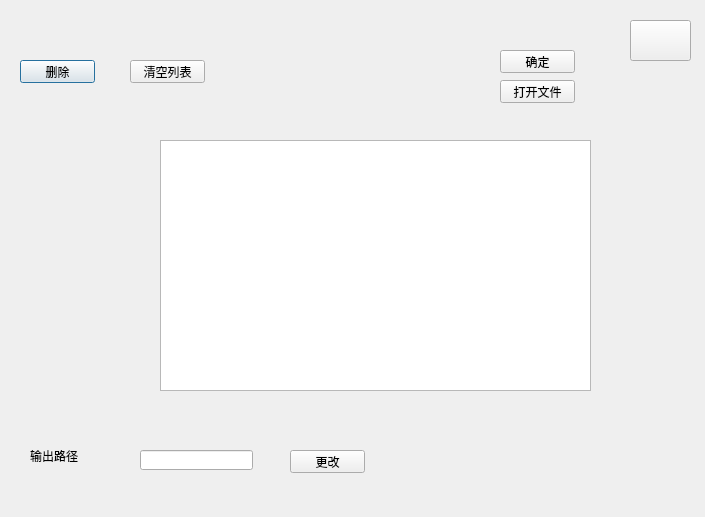
Before: the Qt Designer form 3DPoseEstimation/vffile.ui in KIE9542c/3D-Motion-Tracking-and-Output, drawn with Qt 5.
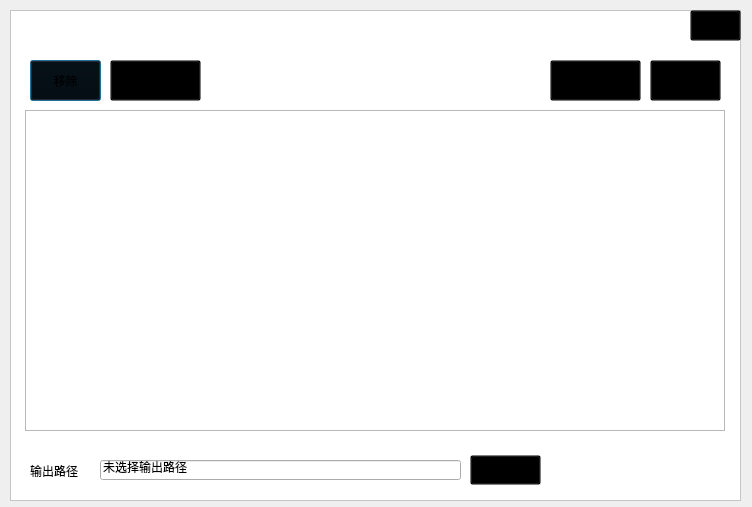
After: the same form once the commit is applied. Icons and pictures are not drawn.

Diff of the .ui file:
```diff
--- a/3DPoseEstimation/vffile.ui
+++ b/3DPoseEstimation/vffile.ui
@@ -6,128 +6,279 @@
    <rect>
     <x>0</x>
     <y>0</y>
-    <width>705</width>
-    <height>517</height>
+    <width>752</width>
+    <height>507</height>
    </rect>
   </property>
   <property name="windowTitle">
    <string>Dialog</string>
   </property>
+  <widget class="QTableView" name="tableView">
+   <property name="geometry">
+    <rect>
+     <x>25</x>
+     <y>110</y>
+     <width>700</width>
+     <height>321</height>
+    </rect>
+   </property>
+   <property name="styleSheet">
+    <string notr="true">QHeaderView::section {background-color:white; border:1px solid gray;}</string>
+   </property>
+  </widget>
+  <widget class="QFrame" name="frame">
+   <property name="geometry">
+    <rect>
+     <x>10</x>
+     <y>10</y>
+     <width>731</width>
+     <height>491</height>
+    </rect>
+   </property>
+   <property name="styleSheet">
+    <string notr="true">#frame{background-color: rgb(255, 255, 255);}</string>
+   </property>
+   <property name="frameShape">
+    <enum>QFrame::StyledPanel</enum>
+   </property>
+   <property name="frameShadow">
+    <enum>QFrame::Raised</enum>
+   </property>
   <widget class="QPushButton" name="pushButton_del">
    <property name="geometry">
     <rect>
      <x>20</x>
-     <y>60</y>
-     <width>75</width>
-     <height>23</height>
-    </rect>
-   </property>
-   <property name="text">
-    <string>删除</string>
-   </property>
-  </widget>
-  <widget class="QPushButton" name="pushButton_openfile">
-   <property name="geometry">
-    <rect>
-     <x>500</x>
-     <y>80</y>
-     <width>75</width>
-     <height>23</height>
-    </rect>
-   </property>
-   <property name="text">
-    <string>打开文件</string>
-   </property>
-  </widget>
-  <widget class="QLabel" name="label">
-   <property name="geometry">
-    <rect>
-     <x>30</x>
-     <y>450</y>
-     <width>54</width>
-     <height>12</height>
-    </rect>
-   </property>
-   <property name="text">
-    <string>输出路径</string>
-   </property>
-  </widget>
-  <widget class="QPushButton" name="pushButton_conf">
-   <property name="geometry">
-    <rect>
-     <x>500</x>
      <y>50</y>
-     <width>75</width>
-     <height>23</height>
-    </rect>
-   </property>
+      <width>71</width>
+      <height>41</height>
+     </rect>
+    </property>
+    <property name="font">
+     <font>
+      <family>Microsoft YaHei UI</family>
+      <weight>50</weight>
+      <bold>false</bold>
+     </font>
+    </property>
+    <property name="styleSheet">
+     <string notr="true">#pushButton_del{background-color:transparent;}
+#pushButton_del:hover{border-image:url(:/new/prefix2/grey.png);}
+</string>
+    </property>
    <property name="text">
-    <string>确定</string>
+     <string>移除</string>
+    </property>
+    <property name="icon">
+     <iconset resource="background.qrc">
+      <normaloff>:/new/prefix2/del.png</normaloff>:/new/prefix2/del.png</iconset>
+    </property>
+    <property name="iconSize">
+     <size>
+      <width>30</width>
+      <height>30</height>
+     </size>
    </property>
   </widget>
   <widget class="QPushButton" name="pushButton_delAll">
    <property name="geometry">
     <rect>
-     <x>130</x>
-     <y>60</y>
-     <width>75</width>
-     <height>23</height>
-    </rect>
-   </property>
+      <x>100</x>
+      <y>50</y>
+      <width>91</width>
+      <height>41</height>
+     </rect>
+    </property>
+    <property name="font">
+     <font>
+      <family>Microsoft YaHei UI</family>
+     </font>
+    </property>
+    <property name="styleSheet">
+     <string notr="true">#pushButton_delAll{background-color:transparent;}
+#pushButton_delAll:hover{
+border-image: url(:/new/prefix2/grey.png)}</string>
+    </property>
    <property name="text">
     <string>清空列表</string>
    </property>
-  </widget>
-  <widget class="QTableView" name="tableView">
+    <property name="icon">
+     <iconset resource="background.qrc">
+      <normaloff>:/new/prefix2/delAll.png</normaloff>:/new/prefix2/delAll.png</iconset>
+    </property>
+    <property name="iconSize">
+     <size>
+      <width>30</width>
+      <height>30</height>
+     </size>
+    </property>
+   </widget>
+   <widget class="QLabel" name="label">
    <property name="geometry">
     <rect>
-     <x>160</x>
-     <y>140</y>
-     <width>431</width>
-     <height>251</height>
-    </rect>
-   </property>
+      <x>20</x>
+      <y>450</y>
+      <width>71</width>
+      <height>21</height>
+     </rect>
+    </property>
+    <property name="font">
+     <font>
+      <family>Microsoft YaHei UI</family>
+     </font>
+    </property>
+    <property name="text">
+     <string>输出路径</string>
+    </property>
   </widget>
   <widget class="QLineEdit" name="lineEdit">
    <property name="geometry">
     <rect>
-     <x>140</x>
+      <x>90</x>
      <y>450</y>
-     <width>113</width>
+      <width>361</width>
      <height>20</height>
     </rect>
    </property>
+    <property name="font">
+     <font>
+      <family>Microsoft YaHei UI</family>
+     </font>
+    </property>
+    <property name="text">
+     <string>未选择输出路径</string>
+    </property>
   </widget>
   <widget class="QPushButton" name="pushButton_change">
    <property name="geometry">
     <rect>
-     <x>290</x>
-     <y>450</y>
-     <width>75</width>
-     <height>23</height>
-    </rect>
-   </property>
+      <x>460</x>
+      <y>445</y>
+      <width>71</width>
+      <height>30</height>
+     </rect>
+    </property>
+    <property name="font">
+     <font>
+      <family>Microsoft YaHei UI</family>
+     </font>
+    </property>
+    <property name="styleSheet">
+     <string notr="true">#pushButton_change{background-color:transparent;}
+#pushButton_change:hover{
+border-image: url(:/new/prefix2/grey.png)}</string>
+    </property>
    <property name="text">
     <string>更改</string>
    </property>
+    <property name="icon">
+     <iconset resource="background.qrc">
+      <normaloff>:/new/prefix2/openfile.png</normaloff>:/new/prefix2/openfile.png</iconset>
+    </property>
+    <property name="iconSize">
+     <size>
+      <width>20</width>
+      <height>20</height>
+     </size>
+    </property>
+   </widget>
+   <widget class="QPushButton" name="pushButton_conf">
+    <property name="geometry">
+     <rect>
+      <x>640</x>
+      <y>50</y>
+      <width>71</width>
+      <height>41</height>
+     </rect>
+    </property>
+    <property name="font">
+     <font>
+      <family>Microsoft YaHei UI</family>
+     </font>
+    </property>
+    <property name="styleSheet">
+     <string notr="true">#pushButton_conf{background-color:transparent;}
+#pushButton_conf:hover{
+border-image: url(:/new/prefix2/grey.png)}</string>
+    </property>
+    <property name="text">
+     <string>确定</string>
+    </property>
+    <property name="icon">
+     <iconset resource="background.qrc">
+      <normaloff>:/new/prefix2/conf.png</normaloff>:/new/prefix2/conf.png</iconset>
+    </property>
+    <property name="iconSize">
+     <size>
+      <width>30</width>
+      <height>30</height>
+     </size>
+    </property>
   </widget>
   <widget class="QPushButton" name="pushButton_close">
    <property name="geometry">
     <rect>
-     <x>630</x>
-     <y>20</y>
-     <width>61</width>
-     <height>41</height>
-    </rect>
-   </property>
+      <x>680</x>
+      <y>0</y>
+      <width>51</width>
+      <height>31</height>
+     </rect>
+    </property>
+    <property name="styleSheet">
+     <string notr="true">#pushButton_close{background-color:transparent;}
+#pushButton_close:hover{	border-image: url(:/new/prefix2/red.png);
+}
+</string>
+    </property>
    <property name="text">
     <string/>
    </property>
    <property name="icon">
     <iconset resource="background.qrc">
-     <normaloff>:/new/prefix2/Buttons/close.png</normaloff>:/new/prefix2/Buttons/close.png</iconset>
-   </property>
-  </widget>
+      <normaloff>:/new/prefix2/close_win.png</normaloff>:/new/prefix2/close_win.png</iconset>
+    </property>
+    <property name="iconSize">
+     <size>
+      <width>10</width>
+      <height>10</height>
+     </size>
+    </property>
+   </widget>
+   <widget class="QPushButton" name="pushButton_openfile">
+    <property name="geometry">
+     <rect>
+      <x>540</x>
+      <y>50</y>
+      <width>91</width>
+      <height>41</height>
+     </rect>
+    </property>
+    <property name="font">
+     <font>
+      <family>Microsoft YaHei UI</family>
+     </font>
+    </property>
+    <property name="styleSheet">
+     <string notr="true">#pushButton_openfile{background-color:transparent;}
+#pushButton_openfile:hover{
+border-image: url(:/new/prefix2/grey.png)}</string>
+    </property>
+    <property name="text">
+     <string>添加文件</string>
+    </property>
+    <property name="icon">
+     <iconset resource="background.qrc">
+      <normaloff>:/new/prefix2/add.png</normaloff>:/new/prefix2/add.png</iconset>
+    </property>
+    <property name="iconSize">
+     <size>
+      <width>30</width>
+      <height>30</height>
+     </size>
+    </property>
+   </widget>
+  </widget>
+  <zorder>frame</zorder>
+  <zorder>tableView</zorder>
  </widget>
  <resources>
   <include location="background.qrc"/>
```
Lines whose indentation alone changed are shown as unchanged.
